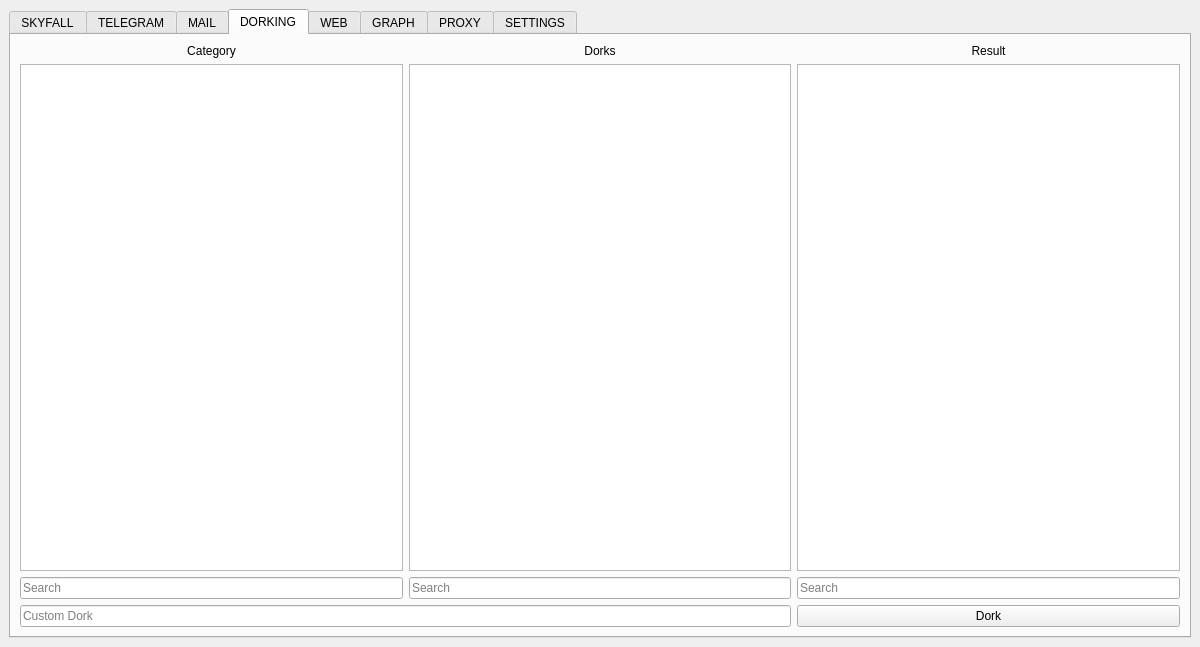
Old version of the form resources/form.ui in the repository Nighty3098/SkyFall.
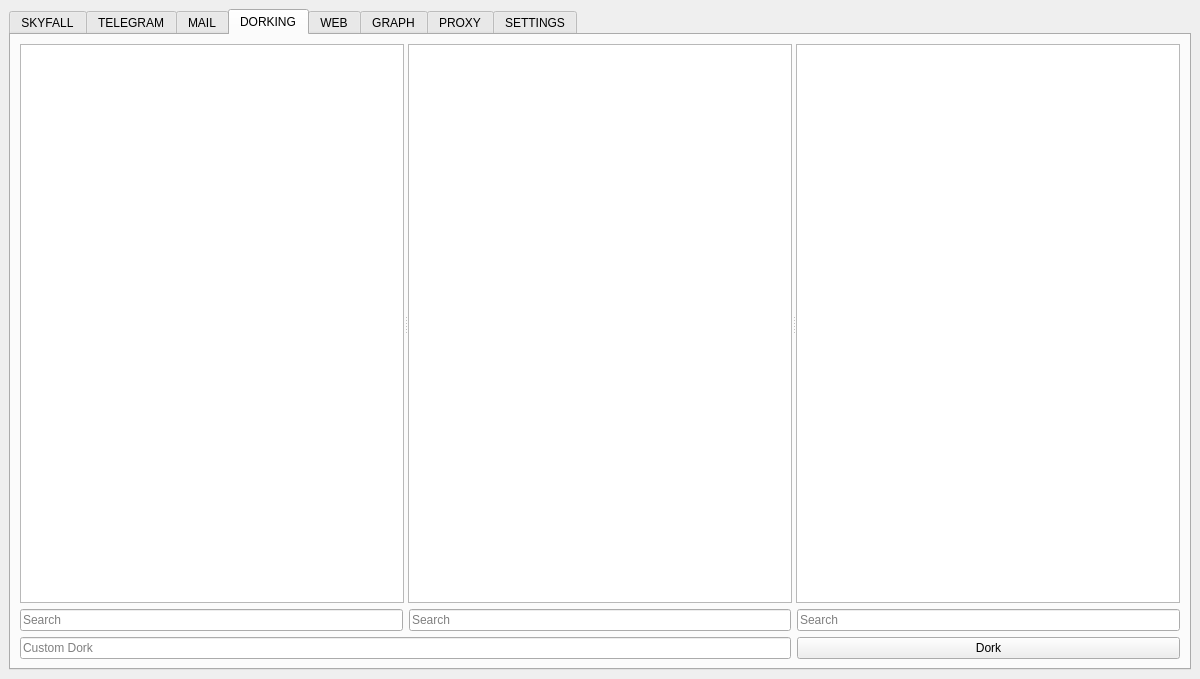
New version of the form. The open tabs and pages were chosen to show the change.

Commit message: You can now resize blocks in google dorks tab

Patch:
```diff
--- a/resources/form.ui
+++ b/resources/form.ui
@@ -7,7 +7,7 @@
     <x>0</x>
     <y>0</y>
     <width>1200</width>
-    <height>647</height>
+    <height>679</height>
    </rect>
   </property>
   <property name="windowTitle">
@@ -448,74 +448,45 @@
        <layout class="QVBoxLayout" name="verticalLayout_12">
         <item>
          <layout class="QGridLayout" name="gridLayout_5">
-          <item row="4" column="2">
-           <widget class="QPushButton" name="dorkItButton">
-            <property name="text">
-             <string>Dork</string>
+          <item row="1" column="0">
+           <widget class="QLineEdit" name="dorksCategorySearchEdit">
+            <property name="placeholderText">
+             <string>Search</string>
             </property>
            </widget>
           </item>
-          <item row="1" column="1">
-           <widget class="QListWidget" name="dorksList"/>
-          </item>
-          <item row="0" column="0">
-           <widget class="QLabel" name="label_8">
-            <property name="text">
-             <string>Category</string>
-            </property>
-            <property name="alignment">
-             <set>Qt::AlignmentFlag::AlignCenter</set>
-            </property>
-           </widget>
-          </item>
-          <item row="1" column="2">
-           <widget class="QPlainTextEdit" name="dorksResult"/>
-          </item>
-          <item row="0" column="2">
-           <widget class="QLabel" name="label_10">
-            <property name="text">
-             <string>Result</string>
-            </property>
-            <property name="alignment">
-             <set>Qt::AlignmentFlag::AlignCenter</set>
-            </property>
-           </widget>
-          </item>
-          <item row="4" column="0" colspan="2">
+          <item row="3" column="0" colspan="2">
            <widget class="QLineEdit" name="customDorkEdit">
             <property name="placeholderText">
              <string>Custom Dork</string>
             </property>
            </widget>
           </item>
-          <item row="2" column="0">
-           <widget class="QLineEdit" name="dorksCategorySearchEdit">
-            <property name="placeholderText">
-             <string>Search</string>
-            </property>
-           </widget>
-          </item>
-          <item row="0" column="1">
-           <widget class="QLabel" name="label_9">
-            <property name="text">
-             <string>Dorks</string>
-            </property>
-            <property name="alignment">
-             <set>Qt::AlignmentFlag::AlignCenter</set>
-            </property>
-           </widget>
-          </item>
-          <item row="1" column="0">
-           <widget class="QListWidget" name="dorksCategoryList"/>
-          </item>
-          <item row="2" column="1">
+          <item row="1" column="1">
            <widget class="QLineEdit" name="dorksListSearchEdit">
             <property name="placeholderText">
              <string>Search</string>
             </property>
            </widget>
           </item>
-          <item row="2" column="2">
+          <item row="0" column="0" colspan="3">
+           <widget class="QSplitter" name="splitter">
+            <property name="orientation">
+             <enum>Qt::Orientation::Horizontal</enum>
+            </property>
+            <widget class="QListWidget" name="dorksCategoryList"/>
+            <widget class="QListWidget" name="dorksList"/>
+            <widget class="QPlainTextEdit" name="dorksResult"/>
+           </widget>
+          </item>
+          <item row="3" column="2">
+           <widget class="QPushButton" name="dorkItButton">
+            <property name="text">
+             <string>Dork</string>
+            </property>
+           </widget>
+          </item>
+          <item row="1" column="2">
            <widget class="QLineEdit" name="dorksResultSearchEdit">
             <property name="placeholderText">
              <string>Search</string>
```
Left out of the diff: 2 changed lines with no effect on the pictures. The commit also changes 1 other file.
